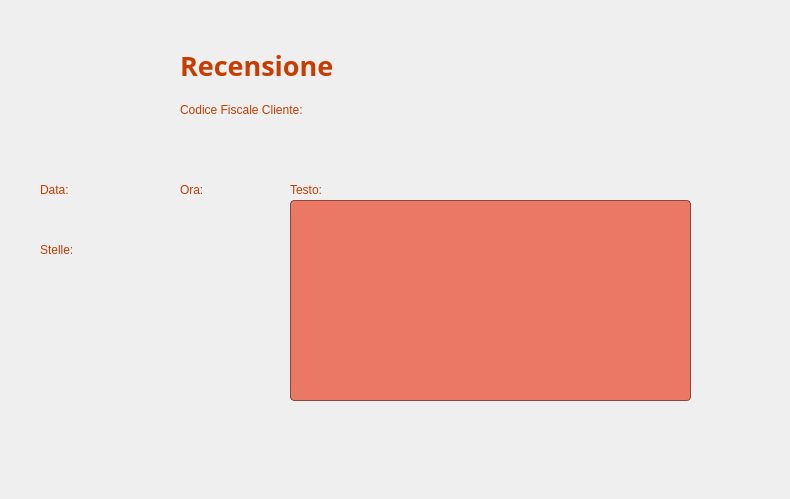
Above: Viste/VistaVisualizzaRecensioneAmministratore.ui from GiacomoPrincipi/CineMax before the change. Below: the same form after it.
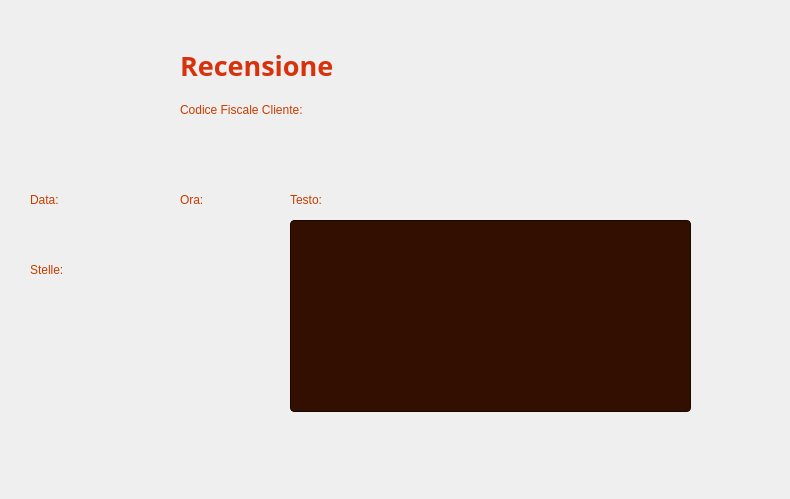
That is the form after the change. Icons and pictures are not drawn. Custom widgets are drawn as their Qt base class.

The edit to the form file:
```diff
--- a/Viste/VistaVisualizzaRecensioneAmministratore.ui
+++ b/Viste/VistaVisualizzaRecensioneAmministratore.ui
@@ -32,8 +32,8 @@
     background: qlineargradient(
         x1: 0, y1: 1,
         x2: 0, y2: 0,
-        stop: 0 #320F00,
-        stop: 1 #641E00
+        stop: 0 #210A00,
+        stop: 1 #7D2100
     );
 }</string>
    </property>
@@ -80,7 +80,7 @@
    </property>
    <property name="styleSheet">
     <string notr="true">QLabel {
-    color: #C83C00;
+    color: #D7320C;
 }</string>
    </property>
    <property name="text">
@@ -112,8 +112,8 @@
   <widget class="QLabel" name="labelData">
    <property name="geometry">
     <rect>
-     <x>40</x>
-     <y>180</y>
+     <x>30</x>
+     <y>190</y>
      <width>81</width>
      <height>20</height>
     </rect>
@@ -133,8 +133,8 @@
   <widget class="QLabel" name="labelDataRecensione">
    <property name="geometry">
     <rect>
-     <x>40</x>
-     <y>200</y>
+     <x>30</x>
+     <y>220</y>
      <width>91</width>
      <height>20</height>
     </rect>
@@ -151,8 +151,8 @@
   <widget class="QLabel" name="labelStelle">
    <property name="geometry">
     <rect>
-     <x>40</x>
-     <y>240</y>
+     <x>30</x>
+     <y>260</y>
      <width>81</width>
      <height>20</height>
     </rect>
@@ -172,9 +172,9 @@
   <widget class="QLabel" name="labelStelleRecensione">
    <property name="geometry">
     <rect>
-     <x>40</x>
-     <y>260</y>
-     <width>41</width>
+     <x>30</x>
+     <y>290</y>
+     <width>51</width>
      <height>20</height>
     </rect>
    </property>
@@ -191,7 +191,7 @@
    <property name="geometry">
     <rect>
      <x>180</x>
-     <y>180</y>
+     <y>190</y>
      <width>81</width>
      <height>20</height>
     </rect>
@@ -212,8 +212,8 @@
    <property name="geometry">
     <rect>
      <x>180</x>
-     <y>200</y>
-     <width>51</width>
+     <y>220</y>
+     <width>91</width>
      <height>20</height>
     </rect>
    </property>
@@ -249,7 +249,7 @@
    <property name="geometry">
     <rect>
      <x>40</x>
-     <y>50</y>
+     <y>40</y>
      <width>121</width>
      <height>121</height>
     </rect>
@@ -268,7 +268,7 @@
    <property name="geometry">
     <rect>
      <x>290</x>
-     <y>180</y>
+     <y>190</y>
      <width>81</width>
      <height>20</height>
     </rect>
@@ -285,35 +285,6 @@
     <set>Qt::AlignmentFlag::AlignLeading|Qt::AlignmentFlag::AlignLeft|Qt::AlignmentFlag::AlignVCenter</set>
    </property>
   </widget>
-  <widget class="QLabel" name="labelTestoRecensione">
-   <property name="geometry">
-    <rect>
-     <x>290</x>
-     <y>200</y>
-     <width>401</width>
-     <height>201</height>
-    </rect>
-   </property>
-   <property name="styleSheet">
-    <string notr="true">QLabel {
-	background-color: #EB7864;
-    color: #962D00;
-	border: 1px solid #8C463C;
-    border-radius: 4px;
-}
-
-</string>
-   </property>
-   <property name="text">
-    <string/>
-   </property>
-   <property name="alignment">
-    <set>Qt::AlignmentFlag::AlignLeading|Qt::AlignmentFlag::AlignLeft|Qt::AlignmentFlag::AlignTop</set>
-   </property>
-   <property name="wordWrap">
-    <bool>true</bool>
-   </property>
-  </widget>
   <widget class="QLabel" name="labelCodiceFiscaleRecensione">
    <property name="geometry">
     <rect>
@@ -332,6 +303,47 @@
     <string/>
    </property>
   </widget>
+  <widget class="QTextBrowser" name="textBrowserTesto">
+   <property name="geometry">
+    <rect>
+     <x>290</x>
+     <y>220</y>
+     <width>401</width>
+     <height>192</height>
+    </rect>
+   </property>
+   <property name="styleSheet">
+    <string notr="true">QTextBrowser {
+    background-color: #320F00;
+    color: #962D00;
+    border: 1px solid #190700;
+    border-radius: 4px;
+}
+
+QTextBrowser QScrollBar:vertical {
+	background: #B43700;
+	border: 2px solid #190700;
+    border-radius: 4px;
+    width: 21px;
+    margin: 5px;
+}
+
+QTextBrowser QScrollBar::handle:vertical {
+	background: #962D00;
+    min-height: 20px;
+    border-radius: 4px;
+}
+
+QTextBrowser QScrollBar::handle:vertical:hover {
+    background: #C83200;
+}
+
+QTextBrowser QScrollBar::add-line:vertical, QScrollBar::sub-line:vertical {
+	background: none;
+    border: none;
+}</string>
+   </property>
+  </widget>
  </widget>
  <customwidgets>
   <customwidget>
```
